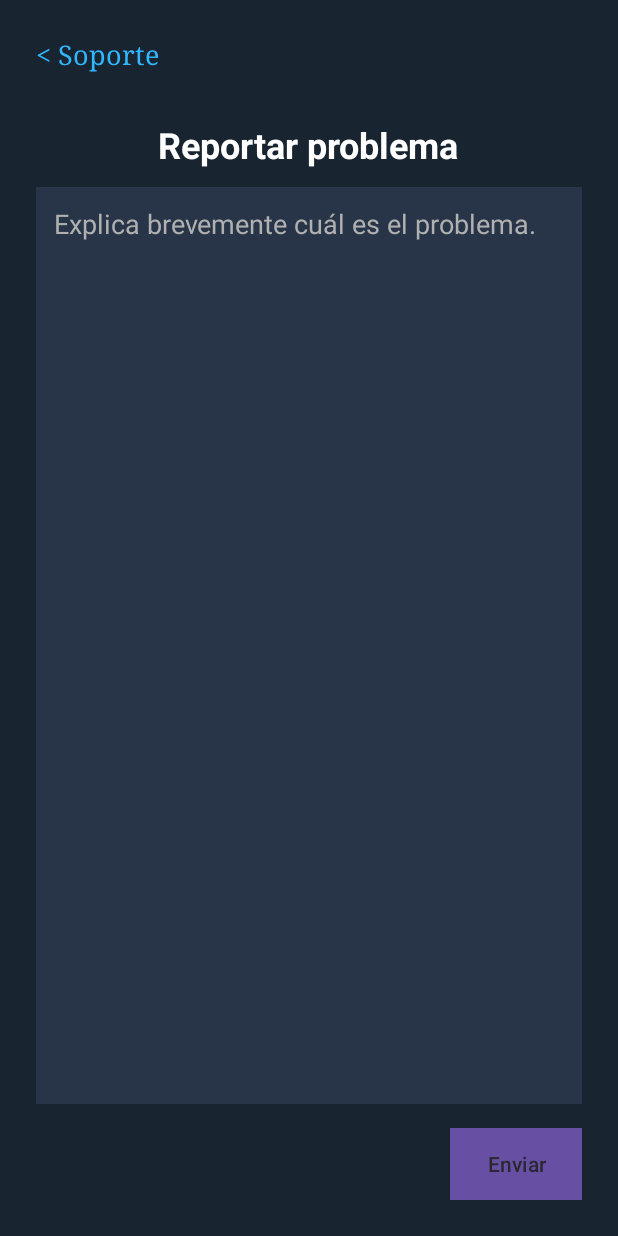
After one commit to Emilio24-dev/Software, an Android app: the ReportesActivity screen opened directly, with no data from a screen before it, on a phone screen of 412 x 824 dp. The commit adds this screen. Run offline under Robolectric (Android 15) with nearby library versions, the phone set to English and light mode, and no system bars; our stand-ins replace Firebase (no records; nobody signed in at launch, a user with empty details on screens opened directly).

Commit message:
actualizando archivos

```diff
--- /dev/null
+++ b/app/src/main/res/layout/activity_reportes.xml
@@ -0,0 +1,59 @@
+<?xml version="1.0" encoding="utf-8"?>
+<LinearLayout xmlns:android="http://schemas.android.com/apk/res/android"
+    android:layout_width="match_parent"
+    android:layout_height="match_parent"
+    android:background="#182430"
+    android:orientation="vertical"
+    android:padding="24dp">
+
+
+    <TextView
+        android:id="@+id/tvBackReportar"
+        android:layout_width="wrap_content"
+        android:layout_height="wrap_content"
+        android:text="&lt; Soporte"
+        android:fontFamily="serif"
+        android:textSize="18sp"
+        android:textColor="#31B7FF" />
+
+
+    <TextView
+        android:layout_width="wrap_content"
+        android:layout_height="wrap_content"
+        android:layout_gravity="center_horizontal"
+        android:layout_marginTop="32dp"
+        android:text="Reportar problema"
+        android:textSize="24sp"
+        android:textStyle="bold"
+        android:textColor="#FFFFFF" />
+
+
+
+
+    <!-- Campo para la descripción -->
+    <EditText
+        android:id="@+id/etDescripcionSoporte"
+        android:layout_width="match_parent"
+        android:layout_height="0dp"
+        android:layout_marginTop="12dp"
+        android:layout_weight="1"
+        android:background="#283549"
+        android:padding="12dp"
+        android:hint="Explica brevemente cuál es el problema."
+        android:textColor="#FFFFFF"
+        android:textColorHint="#B0B0B0"
+        android:inputType="textMultiLine"
+        android:gravity="top|start" />
+
+    <!-- Botón Enviar -->
+    <Button
+        android:id="@+id/btnEnviarSoporte"
+        android:layout_width="wrap_content"
+        android:layout_height="wrap_content"
+        android:layout_gravity="end"
+        android:layout_marginTop="16dp"
+        android:text="Enviar"
+        android:background="#F6DDF4"
+        android:textColor="@color/settings_button_text" />
+
+</LinearLayout>
```
Also changed, not shown: app/src/main/AndroidManifest.xml (+11 -2 lines), app/src/main/java/com/example/registro/ReportesActivity.kt (added, +92 -0 lines), app/src/main/java/com/example/registro/ServicioActivity.kt (added, +61 -0 lines), app/src/main/java/com/example/registro/SoporteActivity.kt (+22 -3 lines), app/src/main/res/layout/activity_servicio.xml (added, +35 -0 lines).
